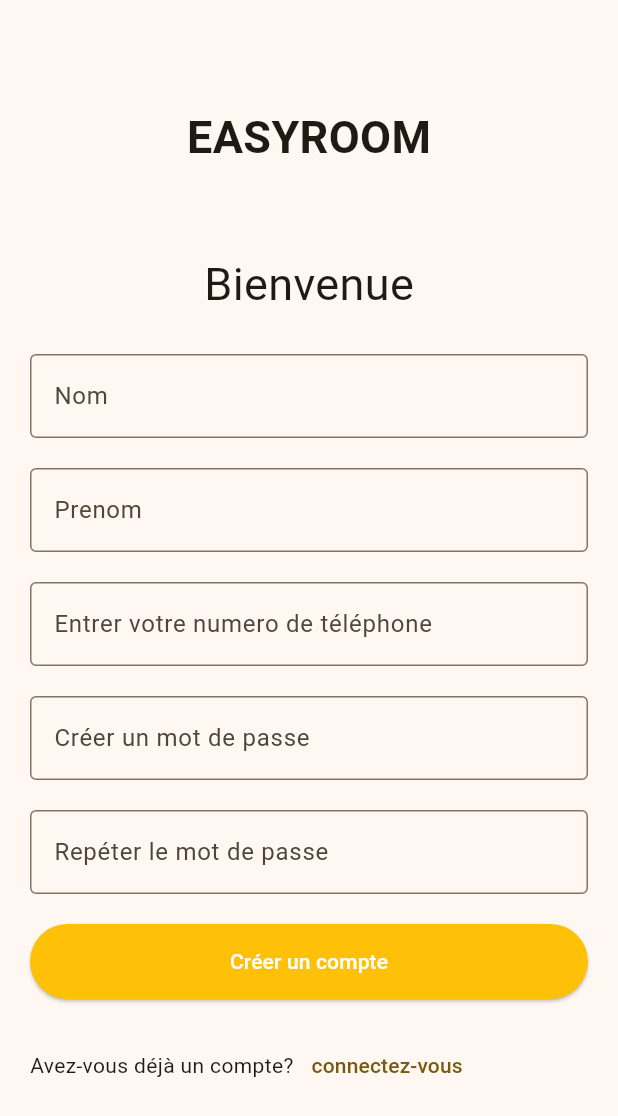
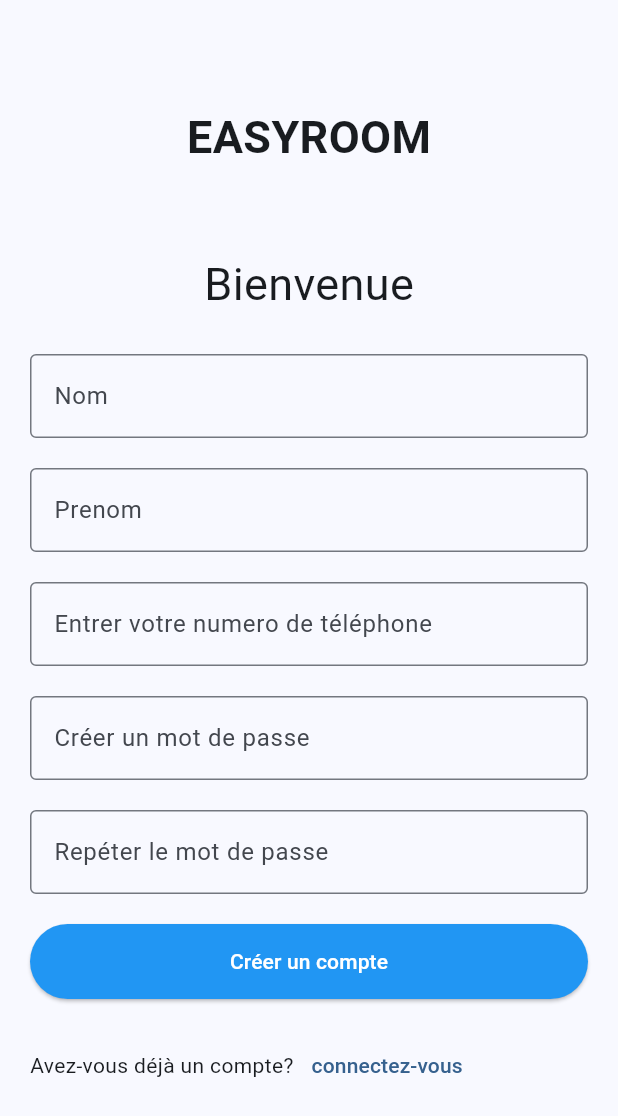
Before and after one commit to JordanNONO/EASYROOM, a Flutter app: the screen it shows after launch, after a tap on "Créer un compte", on a phone screen of 412 x 824 dp. Shown: the top 1116 px of the screen. Run offline on Flutter 3.47's test engine with Material 3 defaults, Android fonts, the phone set to English and light mode, and no system bars; our stand-ins replace flutter_secure_storage; accounts and stored records are empty; network calls fail.

Commit message:
change color

```diff
--- a/easyroom/lib/auth/Login.dart
+++ b/easyroom/lib/auth/Login.dart
@@ -44,7 +44,7 @@ class LoginPage extends StatelessWidget{
                               fillColor: Colors.teal,
                               hintText: 'Votre contact',
                               border: OutlineInputBorder(
-                                  borderSide: BorderSide(color: Colors.amber)
+                                  borderSide: BorderSide(color: Colors.blue)
                               ),
 
                             ),
@@ -93,7 +93,7 @@ class LoginPage extends StatelessWidget{
                                 }
                               },
                               style: ButtonStyle(
-                                backgroundColor: MaterialStateProperty.all(Colors.amber.shade700),
+                                backgroundColor: MaterialStateProperty.all(Colors.blue.shade700),
                                 padding: MaterialStateProperty.all(const EdgeInsets.all(15)),
 
                               ),
--- a/easyroom/lib/auth/Register.dart
+++ b/easyroom/lib/auth/Register.dart
@@ -46,7 +46,7 @@ class RegisterPage extends StatelessWidget{
                                   decoration: const InputDecoration(
                                     hintText: 'Nom',
                                     border: OutlineInputBorder(
-                                        borderSide: BorderSide(color: Colors.teal)
+                                        borderSide: BorderSide(color: Colors.blue)
                                     ),
 
                                   ),
@@ -83,7 +83,7 @@ class RegisterPage extends StatelessWidget{
                               decoration: const InputDecoration(
                                 hintText: 'Entrer votre numero de téléphone',
                                 border: OutlineInputBorder(
-                                    borderSide: BorderSide(color: Colors.amber)
+                                    borderSide: BorderSide(color: Colors.blue)
                                 ),
                               ),
                               validator: (String? value) {
@@ -150,7 +150,7 @@ class RegisterPage extends StatelessWidget{
                                   }
                                 },
                                 style: ButtonStyle(
-                                  backgroundColor: MaterialStateProperty.all(Colors.amber),
+                                  backgroundColor: MaterialStateProperty.all(Colors.blue),
                                   padding: MaterialStateProperty.all(const EdgeInsets.all(15)),
 
                                 ),
@@ -165,7 +165,7 @@ class RegisterPage extends StatelessWidget{
                               children: [
                                 const Text("Avez-vous déjà un compte?"),
                                 TextButton(onPressed: (){
-                                  Navigator.push(context, MaterialPageRoute(builder:(context)=>LoginPage()));
+                                  Navigator.push(context, MaterialPageRoute(builder:(context)=>const LoginPage()));
                                 }, child: const Text("connectez-vous"))
                               ],
                             )
--- a/easyroom/lib/main.dart
+++ b/easyroom/lib/main.dart
@@ -15,7 +15,7 @@ void main(){
       debugShowCheckedModeBanner: false,
       theme: ThemeData(
         useMaterial3: true,
-        colorScheme: ColorScheme.fromSeed(seedColor: Colors.amber),
+        colorScheme: ColorScheme.fromSeed(seedColor: Colors.blue),
       ),
       home: const LoginPage(),
     )
```
Also changed, not shown: easyroom/Screenshot_20240322_164526.png (added), easyroom/Screenshot_20240322_164550.png (added).
